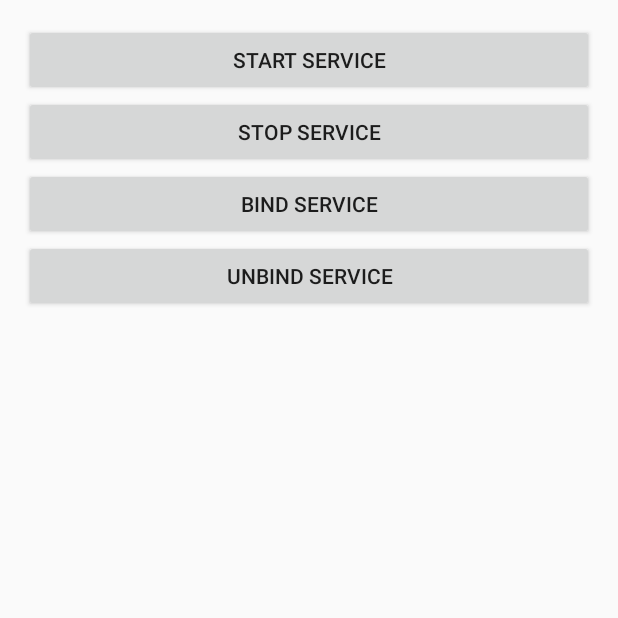
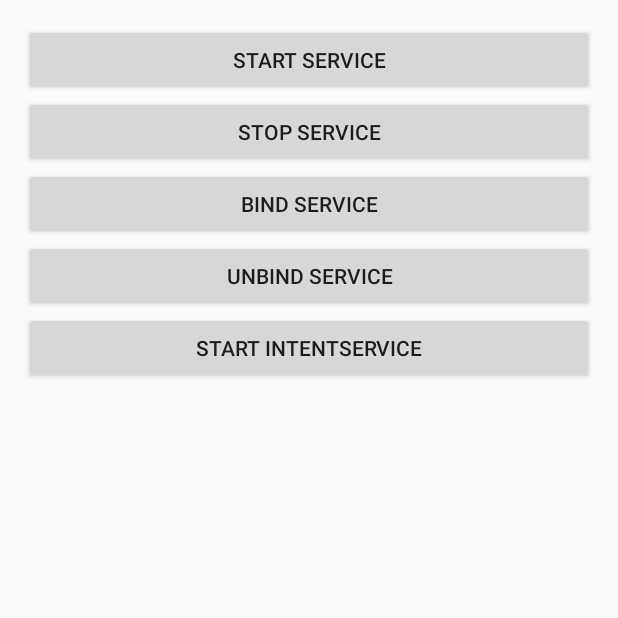
Before and after one commit to walkermannum1/Service, an Android app: the screen it shows after launch (MainActivity), after a tap on "UNBIND SERVICE", on a phone screen of 412 x 824 dp, the top half of it. Run offline under Robolectric (Android 15) with nearby library versions, the phone set to English and light mode, and no system bars.

Commit message:
Add IntentService.

```diff
--- a/app/src/main/AndroidManifest.xml
+++ b/app/src/main/AndroidManifest.xml
@@ -17,6 +17,7 @@
         </activity>
         <service android:name=".MyService">
         </service>
+        <service android:name=".MyIntentService"></service>
     </application>
 
 </manifest>
--- a/app/src/main/java/com/example/user/service/MainActivity.java
+++ b/app/src/main/java/com/example/user/service/MainActivity.java
@@ -6,6 +6,7 @@ import android.content.Intent;
 import android.content.ServiceConnection;
 import android.os.Bundle;
 import android.os.IBinder;
+import android.util.Log;
 import android.view.View;
 import android.widget.Button;
 
@@ -18,6 +19,7 @@ public class MainActivity extends Activity implements View.OnClickListener {
     private Button stopService;
     private Button bindService;
     private Button unbindService;
+    private Button startIntentService;
     private MyService.DownloadBinder downloadBinder;
 
     private ServiceConnection connection = new ServiceConnection() {
@@ -46,6 +48,8 @@ public class MainActivity extends Activity implements View.OnClickListener {
         unbindService = (Button) findViewById(R.id.unbind_service);
         bindService.setOnClickListener(this);
         unbindService.setOnClickListener(this);
+        startIntentService = (Button) findViewById(R.id.start_intent_service);
+        startIntentService.setOnClickListener(this);
     }
     @Override
     public void onClick(View v) {
@@ -65,6 +69,12 @@ public class MainActivity extends Activity implements View.OnClickListener {
             case R.id.unbind_service:
                 unbindService(connection);
                 break;
+            case R.id.start_intent_service:
+                //Print main thread id.
+                Log.d("MainActivity","Thread id is"+Thread.currentThread().getId());
+                Intent intentService=new Intent(this,MyIntentService.class);
+                startService(intentService);
+                break;
             default:
                 break;
         }
--- a/app/src/main/res/layout/activity_main.xml
+++ b/app/src/main/res/layout/activity_main.xml
@@ -30,4 +30,9 @@
         android:layout_width="match_parent"
         android:layout_height="wrap_content"
         android:text="Unbind Service" />
+    <Button
+        android:id="@+id/start_intent_service"
+        android:layout_width="match_parent"
+        android:layout_height="wrap_content"
+        android:text="Start IntentService" />
 </LinearLayout>
```
Also changed, not shown: app/src/main/java/com/example/user/service/MyIntentService.java (added, +27 -0 lines).
